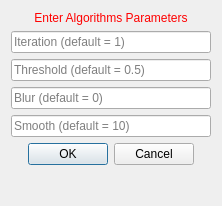
First picture: the form in Version2.0/Plugins/kcl.cemrgapp.scar/src/internal/AtrialScarViewUIMeshing.ui, repository OpenHeartDevelopers/CemrgApp, before the edit.
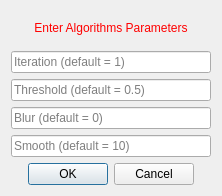
Second picture: the form after the edit.

```diff
--- a/Version2.0/Plugins/kcl.cemrgapp.scar/src/internal/AtrialScarViewUIMeshing.ui
+++ b/Version2.0/Plugins/kcl.cemrgapp.scar/src/internal/AtrialScarViewUIMeshing.ui
@@ -7,7 +7,7 @@
     <x>0</x>
     <y>0</y>
     <width>222</width>
-    <height>206</height>
+    <height>196</height>
    </rect>
   </property>
   <property name="sizePolicy">
@@ -19,7 +19,13 @@
   <property name="minimumSize">
    <size>
     <width>0</width>
-    <height>0</height>
+    <height>196</height>
+   </size>
+  </property>
+  <property name="maximumSize">
+   <size>
+    <width>16777215</width>
+    <height>196</height>
    </size>
   </property>
   <property name="windowTitle">
@@ -95,7 +101,7 @@
       <enum>Qt::Vertical</enum>
      </property>
      <property name="sizeType">
-      <enum>QSizePolicy::Expanding</enum>
+      <enum>QSizePolicy::Fixed</enum>
      </property>
      <property name="sizeHint" stdset="0">
       <size>
```
